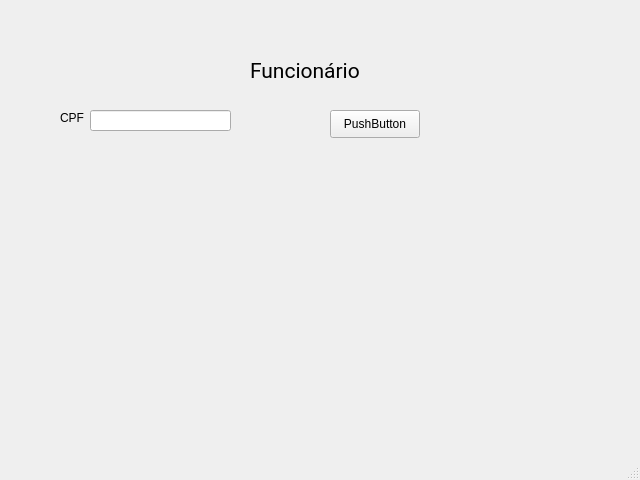
Above: Qt-designer/login_funcionario.ui from somar07/Controle-de-Estoque-com-Interface before the change. Below: the same form after it.
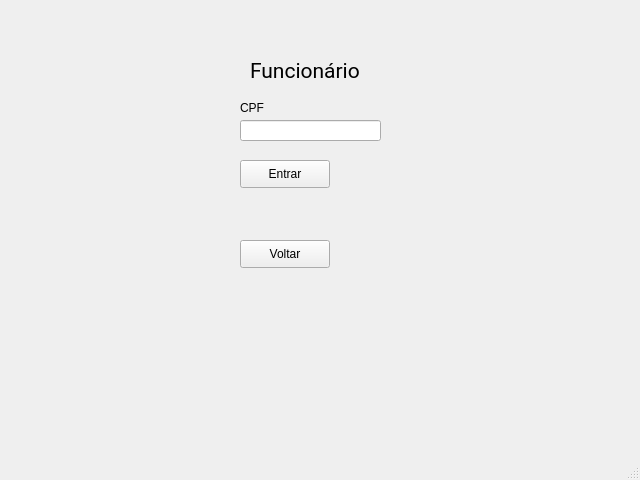
That is the form after the change.

Commit message: login funcionario

Diff of the .ui file:
```diff
--- a/Qt-designer/login_funcionario.ui
+++ b/Qt-designer/login_funcionario.ui
@@ -36,8 +36,8 @@
    <widget class="QLabel" name="label_2">
     <property name="geometry">
      <rect>
-      <x>60</x>
-      <y>110</y>
+      <x>240</x>
+      <y>100</y>
       <width>31</width>
       <height>16</height>
      </rect>
@@ -49,8 +49,8 @@
    <widget class="QLineEdit" name="lineEdit">
     <property name="geometry">
      <rect>
-      <x>90</x>
-      <y>110</y>
+      <x>240</x>
+      <y>120</y>
       <width>141</width>
       <height>21</height>
      </rect>
@@ -59,14 +59,27 @@
    <widget class="QPushButton" name="pushButton">
     <property name="geometry">
      <rect>
-      <x>330</x>
-      <y>110</y>
+      <x>240</x>
+      <y>160</y>
       <width>90</width>
       <height>28</height>
      </rect>
     </property>
     <property name="text">
-     <string>PushButton</string>
+     <string>Entrar</string>
+    </property>
+   </widget>
+   <widget class="QPushButton" name="pushButton_2">
+    <property name="geometry">
+     <rect>
+      <x>240</x>
+      <y>240</y>
+      <width>90</width>
+      <height>28</height>
+     </rect>
+    </property>
+    <property name="text">
+     <string>Voltar</string>
     </property>
    </widget>
   </widget>
```
The commit also changes 27 other files.
